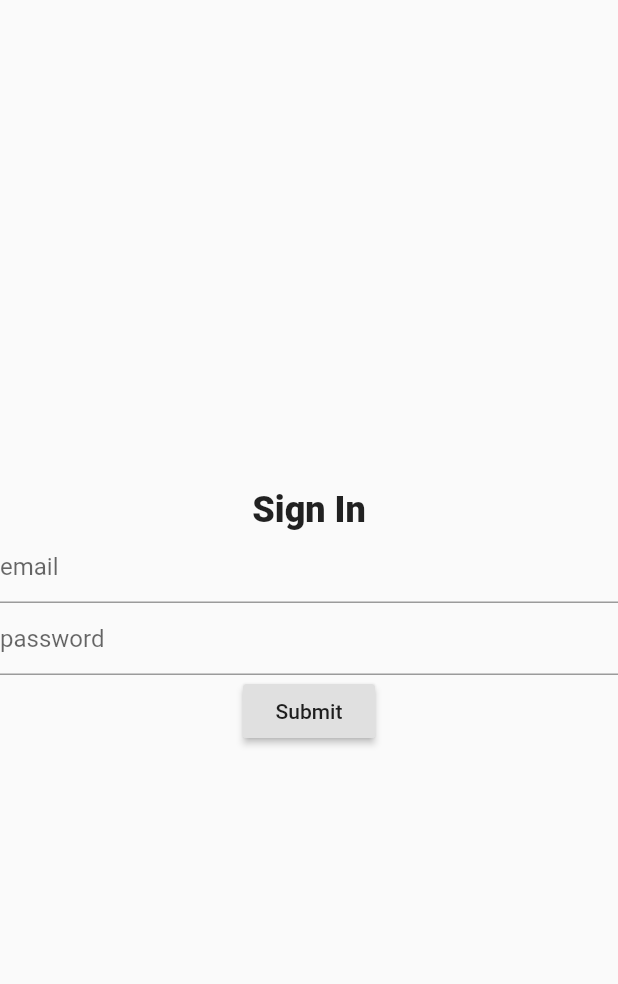
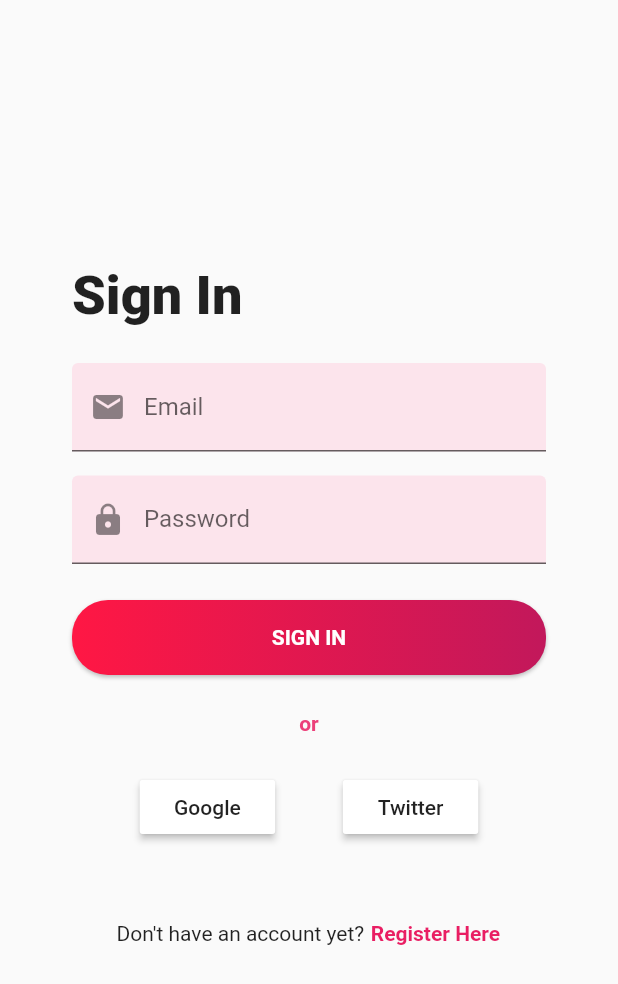
Before and after one commit to MaureenDadap/TwitterVideoSorter, a Flutter app: the screen it shows after launch, on a phone screen of 412 x 824 dp. Shown: the top 984 px of the screen. Run offline on Flutter 3.47's test engine with Material 2 defaults, Android fonts, the phone set to English and light mode, and no system bars; our stand-ins replace firebase_auth, firebase_core; accounts and stored records are empty.

Commit message:
created ui for sign in and register;
ROADMAP:
validation to be worked on;
firebase auth to be worked on

```diff
--- a/lib/BusinessLogic/FirebaseMultiProvider.dart
+++ b/lib/BusinessLogic/FirebaseAuth.dart
@@ -18,3 +18,7 @@ class FirebaseAuthModel extends ChangeNotifier {
     });
   }
 }
+
+class FirebaseAuthLogin {
+
+}
--- /dev/null
+++ b/lib/UI/Components/Buttons.dart
@@ -0,0 +1,43 @@
+import 'package:flutter/material.dart';
+
+class GradientButton extends StatelessWidget {
+  final Widget child;
+  final Gradient gradient;
+  final double width;
+  final double height;
+  final Function onPressed;
+
+  const GradientButton({
+    Key key,
+    @required this.child,
+    this.gradient,
+    this.width = double.infinity,
+    this.height = 50.0,
+    this.onPressed,
+  }) : super(key: key);
+
+  @override
+  Widget build(BuildContext context) {
+    return Container(
+      width: width,
+      height: 50.0,
+      decoration: BoxDecoration(
+        borderRadius: BorderRadius.all(Radius.circular(24)),
+        gradient: gradient, boxShadow: [
+        BoxShadow(
+          color: Colors.grey[400],
+          offset: Offset(0.0, 1.5),
+          blurRadius: 1.5,
+        ),
+      ]),
+      child: Material(
+        color: Colors.transparent,
+        child: InkWell(
+            onTap: onPressed,
+            child: Center(
+              child: child,
+            )),
+      ),
+    );
+  }
+}
--- /dev/null
+++ b/lib/UI/Components/Forms.dart
@@ -0,0 +1,131 @@
+import 'package:flutter/material.dart';
+
+import 'Buttons.dart';
+
+class SignInForm extends StatefulWidget {
+  @override
+  _SignInFormState createState() => _SignInFormState();
+}
+
+class _SignInFormState extends State<SignInForm> {
+  final _formKey = GlobalKey<FormState>();
+
+  @override
+  Widget build(BuildContext context) {
+    return Form(
+      key: _formKey,
+      child: Column(
+        children: <Widget>[
+          TextFormField(
+            decoration: InputDecoration(
+                prefixIcon: Icon(Icons.email),
+                labelText: 'Email',
+                fillColor: Colors.pink[50],
+                filled: true),
+            validator: (value) {
+              // validation logic
+            },
+          ),
+          SizedBox(height: 16),
+          TextFormField(
+            decoration: InputDecoration(
+                prefixIcon: Icon(Icons.lock),
+                labelText: 'Password',
+                fillColor: Colors.pink[50],
+                filled: true),
+            obscureText: true,
+            enableSuggestions: false,
+            autocorrect: false,
+            validator: (value) {
+              // validation logic
+            },
+          ),
+          SizedBox(height: 24),
+          GradientButton(
+            child: Text(
+              'SIGN IN',
+              style:
+                  TextStyle(color: Colors.white, fontWeight: FontWeight.bold),
+            ),
+            gradient: LinearGradient(
+                begin: Alignment.centerLeft,
+                end: Alignment.centerRight,
+                colors: [Colors.redAccent[400], Colors.pink[700]]),
+            //onPressed:
+          )
+        ],
+      ),
+    );
+  }
+}
+
+class RegisterForm extends StatefulWidget {
+  @override
+  _RegisterFormState createState() => _RegisterFormState();
+}
+
+class _RegisterFormState extends State<RegisterForm> {
+  final _formKey = GlobalKey<FormState>();
+
+  @override
+  Widget build(BuildContext context) {
+    return Form(
+      key: _formKey,
+      child: Column(
+        children: <Widget>[
+          TextFormField(
+            decoration: InputDecoration(
+                prefixIcon: Icon(Icons.email),
+                labelText: 'Email',
+                fillColor: Colors.pink[50],
+                filled: true),
+            validator: (value) {
+              // validation logic
+            },
+          ),
+          SizedBox(height: 16),
+          TextFormField(
+            decoration: InputDecoration(
+                prefixIcon: Icon(Icons.lock),
+                labelText: 'Password',
+                fillColor: Colors.pink[50],
+                filled: true),
+            obscureText: true,
+            enableSuggestions: false,
+            autocorrect: false,
+            validator: (value) {
+              // validation logic
+            },
+          ),
+          SizedBox(height: 16),
+          TextFormField(
+            decoration: InputDecoration(
+                prefixIcon: Icon(Icons.lock),
+                labelText: 'Confirm Password',
+                fillColor: Colors.pink[50],
+                filled: true),
+            obscureText: true,
+            enableSuggestions: false,
+            autocorrect: false,
+            validator: (value) {
+              // validation logic
+            },
+          ),
+          SizedBox(height: 24),
+          GradientButton(
+            child: Text(
+              'REGISTER',
+              style:
+                  TextStyle(color: Colors.white, fontWeight: FontWeight.bold),
+            ),
+            gradient: LinearGradient(
+                begin: Alignment.centerLeft,
+                end: Alignment.centerRight,
+                colors: [Colors.redAccent[400], Colors.pink[700]]),
+            //onPressed:
+          )
+        ],
+      ),
+    );
+  }
+}
--- a/lib/UI/LandingPage/LandingPage.dart
+++ b/lib/UI/LandingPage/LandingPage.dart
@@ -2,7 +2,6 @@ import 'package:flutter/cupertino.dart';
 import 'package:flutter/material.dart';
 
 import 'package:firebase_auth/firebase_auth.dart';
-import 'package:twitter_video_sort/BusinessLogic/FirebaseMultiProvider.dart';
 import 'package:twitter_video_sort/UI/SignInPage/SignInPage.dart';
 
 class LandingPage extends StatefulWidget {
--- a/lib/UI/SignInPage/SignInPage.dart
+++ b/lib/UI/SignInPage/SignInPage.dart
@@ -1,5 +1,10 @@
+import 'dart:ui';
+
 import 'package:flutter/cupertino.dart';
 import 'package:flutter/material.dart';
+import 'package:twitter_video_sort/UI/Components/Buttons.dart';
+import 'package:twitter_video_sort/UI/Components/Forms.dart';
+import 'package:twitter_video_sort/UI/RegisterPage.dart/RegisterPage.dart';
 
 class SignInPage extends StatefulWidget {
   @override
@@ -10,52 +15,82 @@ class _SignInPage extends State<SignInPage> {
   @override
   Widget build(BuildContext context) {
     return Scaffold(
-      body: Column(mainAxisAlignment: MainAxisAlignment.center, children: [
+      body: SingleChildScrollView(
+        child: Padding(
+          padding: const EdgeInsets.all(48.0),
+          child: Column(
+            crossAxisAlignment: CrossAxisAlignment.stretch,
+            mainAxisAlignment: MainAxisAlignment.center,
+            children: [
+              SizedBox(height: 128),
               Text(
                 "Sign In",
-          style: TextStyle(fontSize: 24, fontWeight: FontWeight.w900),
+                style: TextStyle(fontSize: 36, fontWeight: FontWeight.w900),
               ),
+              SizedBox(height: 24),
               SignInForm(),
+              SizedBox(height: 24),
+              Text(
+                'or',
+                textAlign: TextAlign.center,
+                style: TextStyle(
+                    color: Colors.pink[400], fontWeight: FontWeight.bold),
+              ),
+              SizedBox(height: 24),
+              Row(children: [
+                Expanded(
+                  flex: 1,
+                  child: SizedBox(),
+                ),
+                Expanded(
+                  flex: 2,
+                  child: RaisedButton(
+                    child: Text('Google'),
+                    color: Colors.white,
+                    onPressed: () {},
+                  ),
+                ),
+                Expanded(
+                  flex: 1,
+                  child: SizedBox(),
+                ),
+                Expanded(
+                  flex: 2,
+                  child: RaisedButton(
+                    child: Text('Twitter'),
+                    //child: Icon(Icons.group),
+                    color: Colors.white,
+                    onPressed: () {},
+                  ),
+                ),
+                Expanded(
+                  flex: 1,
+                  child: SizedBox(),
+                ),
               ]),
-    );
-  }
-}
-
-class SignInForm extends StatefulWidget {
-  @override
-  _SignInFormState createState() => _SignInFormState();
-}
-
-class _SignInFormState extends State<SignInForm> {
-  final _formKey = GlobalKey<FormState>();
-
-  @override
-  Widget build(BuildContext context) {
-    return Form(
-      key: _formKey,
-      child: Column(
-        children: <Widget>[
-          TextFormField(
-            decoration: InputDecoration(hintText: "email"),
-            validator: (value) {
-              // validation logic
-            },
-          ),
-          TextFormField(
-            decoration: InputDecoration(hintText: "password"),
-            validator: (value) {
-              // validation logic
-            },
-          ),
-          RaisedButton(
-            child: Text('Submit'),
+              SizedBox(height: 36),
+              Container(
+                  child: Row(
+                mainAxisAlignment: MainAxisAlignment.center,
+                children: [
+                  Text("Don't have an account yet? "),
+                  FlatButton(
+                    padding: EdgeInsets.all(0),
+                    child: Text("Register Here",
+                        style: TextStyle(
+                            color: Colors.pink, fontWeight: FontWeight.bold)),
                     onPressed: () {
-              if (_formKey.currentState.validate()) {
-                // text in form is valid
-              }
+                      Navigator.push(
+                          context,
+                          MaterialPageRoute(
+                              builder: (context) => RegisterPage()));
                     },
                   ),
                 ],
+              ))
+            ],
+          ),
+        ),
       ),
     );
   }
--- a/lib/main.dart
+++ b/lib/main.dart
@@ -2,8 +2,7 @@ import 'package:flutter/material.dart';
 import 'package:provider/provider.dart';
 
 import 'package:firebase_core/firebase_core.dart';
-import 'package:twitter_video_sort/BusinessLogic/FirebaseMultiProvider.dart';
-import 'package:firebase_auth/firebase_auth.dart';
+import 'package:twitter_video_sort/BusinessLogic/FirebaseAuth.dart';
 
 import 'package:twitter_video_sort/UI/LandingPage/LandingPage.dart';
 import 'package:twitter_video_sort/UI/SignInPage/SignInPage.dart';
@@ -15,7 +14,6 @@ void main() async {
 }
 
 class MyApp extends StatelessWidget {
-  // This widget is the root of your application.
   @override
   Widget build(BuildContext context) {
     Widget _first;
@@ -32,7 +30,7 @@ class MyApp extends StatelessWidget {
         child: MaterialApp(
           title: 'Twitter Videos Sorter',
           theme: ThemeData(
-            primarySwatch: Colors.amber,
+            primarySwatch: Colors.pink,
             visualDensity: VisualDensity.adaptivePlatformDensity,
           ),
           home: _first,
```
Also changed, not shown: lib/UI/RegisterPage.dart/RegisterPage.dart (added, +42 -0 lines). Lines whose indentation alone changed are shown as unchanged.
